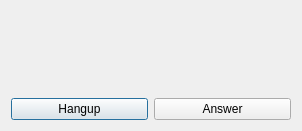
Above: src/ui/call.ui from StefanYohansson/ktelephone before the change. Below: the same form after it.
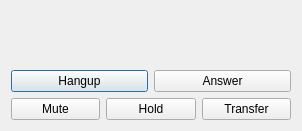
That is the form after the change.

Commit message: hold/release action and call action buttons

What changed in the file:
```diff
--- a/src/ui/call.ui
+++ b/src/ui/call.ui
@@ -52,6 +52,31 @@
      </property>
     </widget>
    </item>
+   <item row="3" column="0">
+    <layout class="QHBoxLayout" name="horizontalLayout_2">
+     <item>
+      <widget class="QPushButton" name="muteButton">
+       <property name="text">
+        <string>Mute</string>
+       </property>
+      </widget>
+     </item>
+     <item>
+      <widget class="QPushButton" name="holdButton">
+       <property name="text">
+        <string>Hold</string>
+       </property>
+      </widget>
+     </item>
+     <item>
+      <widget class="QPushButton" name="transferButton">
+       <property name="text">
+        <string>Transfer</string>
+       </property>
+      </widget>
+     </item>
+    </layout>
+   </item>
   </layout>
  </widget>
  <resources/>
```
Left out of the diff: 14 changed lines with no effect on the pictures. The commit also changes 4 other files.
